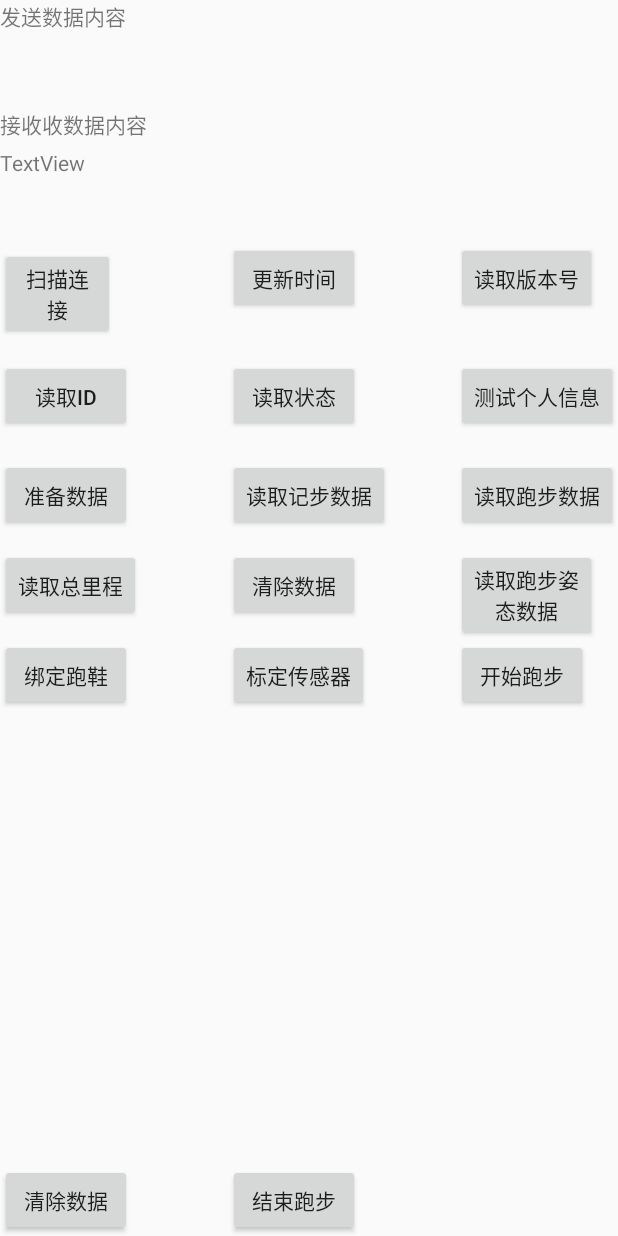
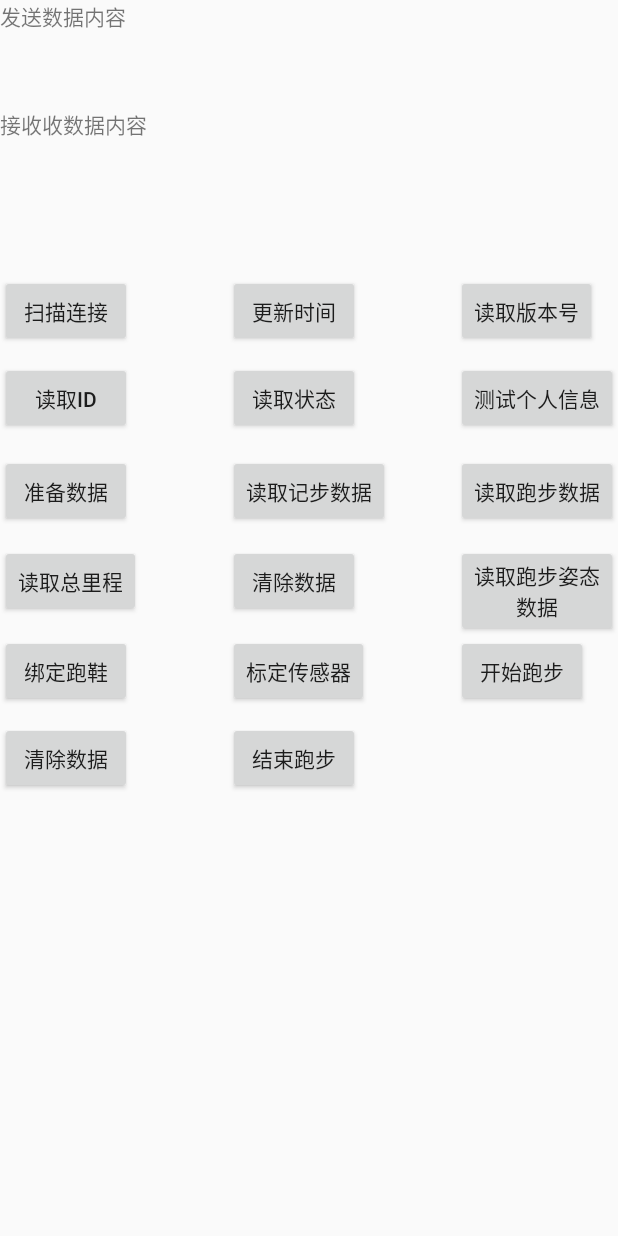
Before and after one commit to skyEnlong/blescandemo, an Android app: the screen it shows after launch (DemoShoes), on a phone screen of 412 x 824 dp. Run offline under Robolectric (Android 15) with nearby library versions, the phone set to English and light mode, and no system bars; our stand-ins replace ButterKnife; libraries missing offline, so code that uses them is left out: de.greenrobot.event; 1 statement that could not run was skipped.

Commit message:
fix demo

```diff
--- a/app/src/main/java/com/example/enlong/blescandemo/DemoShoes.java
+++ b/app/src/main/java/com/example/enlong/blescandemo/DemoShoes.java
@@ -3,13 +3,11 @@ package com.example.enlong.blescandemo;
 import android.app.Activity;
 import android.os.Bundle;
 import android.view.View;
-import android.widget.Button;
 import android.widget.TextView;
 
 import com.communication.bean.CodoonHealthDevice;
 import com.communication.shoes.CodoonShoesCommandHelper;
 
-import butterknife.BindView;
 import butterknife.ButterKnife;
 import butterknife.OnClick;
 import de.greenrobot.event.EventBus;
@@ -18,43 +16,10 @@ import de.greenrobot.event.EventBus;
  * Created by enlong on 2016/12/7.
  */
 
-public class DemoShoes extends Activity {
+public class DemoShoes extends Activity implements View.OnClickListener{
 
 
-    @BindView(R.id.button7)
-    Button button7;
-    @BindView(R.id.button9)
-    Button button9;
-    @BindView(R.id.button10)
-    Button button10;
-    @BindView(R.id.button11)
-    Button button11;
-    @BindView(R.id.button12)
-    Button button12;
-    @BindView(R.id.button)
-    Button button;
-    @BindView(R.id.button15)
-    Button button15;
-    @BindView(R.id.button6)
-    Button button6;
-    @BindView(R.id.button16)
-    Button button16;
-    @BindView(R.id.button13)
-    Button button13;
-    @BindView(R.id.button4)
-    Button button4;
-    @BindView(R.id.button8)
-    Button button8;
-    @BindView(R.id.button3)
-    Button button3;
-    @BindView(R.id.button5)
-    Button button5;
-    @BindView(R.id.button2)
-    Button button2;
-    @BindView(R.id.button14)
-    Button button14;
-    @BindView(R.id.button17)
-    Button button17;
+
     private DemoSyncManger manger;
     private BleScanMananfer scanMananfer;
     private TextView receiveText;
@@ -73,6 +38,27 @@ public class DemoShoes extends Activity {
         sendText = (TextView) findViewById(R.id.textView2);
         receiveText = (TextView) findViewById(R.id.textView4);
         commandHelper = new CodoonShoesCommandHelper();
+        int[] butnId = new int[]{R.id.button7,
+                R.id.button9,
+                R.id.button10,
+                R.id.button11,
+                R.id.button12,
+                R.id.button,
+                R.id.button15,
+                R.id.button6,
+                R.id.button16,
+                R.id.button13,
+                R.id.button4,
+                R.id.button8,
+                R.id.button3,
+                R.id.button5,
+                R.id.button2,
+                R.id.button14,
+                R.id.button17};
+
+        for(int id : butnId){
+            findViewById(id).setOnClickListener(this);
+        }
     }
 
     @OnClick(R.id.button3)
@@ -188,27 +174,16 @@ public class DemoShoes extends Activity {
     }
 
     public void onEventMainThread(MsgEvent event) {
-        receiveText.setText(event.msg);
+        if(event.event_id == 0){
+            receiveText.setText(event.msg);
+        }else {
+            sendText.setText(event.msg);
+
+        }
+
     }
 
 
-    @OnClick({R.id.button7,
-            R.id.button9,
-            R.id.button10,
-            R.id.button11,
-            R.id.button12,
-            R.id.button,
-            R.id.button15,
-            R.id.button6,
-            R.id.button16,
-            R.id.button13,
-            R.id.button4,
-            R.id.button8,
-            R.id.button3,
-            R.id.button5,
-            R.id.button2,
-            R.id.button14,
-            R.id.button17})
     public void onClick(View view) {
         switch (view.getId()) {
             case R.id.button7:
@@ -248,7 +223,7 @@ public class DemoShoes extends Activity {
                 getSyncReady();
                 break;
             case R.id.button3:
-                getSyncReady();
+                startScanAndConnect();
                 break;
             case R.id.button5:
                 getId();
--- a/app/src/main/java/com/example/enlong/blescandemo/DemoSyncManger.java
+++ b/app/src/main/java/com/example/enlong/blescandemo/DemoSyncManger.java
@@ -3,12 +3,15 @@ package com.example.enlong.blescandemo;
 import android.bluetooth.BluetoothAdapter;
 import android.content.Context;
 
-import com.communication.bean.*;
+import com.communication.bean.CodoonHealthDevice;
+import com.communication.bean.CodoonShoesMinuteModel;
+import com.communication.bean.CodoonShoesModel;
+import com.communication.bean.CodoonShoesState;
 import com.communication.ble.CodoonShoesSyncManager;
 import com.communication.ble.ICodoonShoesCallBack;
 import com.communication.data.AccessoryValues;
+import com.communication.data.DataUtil;
 import com.communication.gpsband.GpsBandParseUtil;
-import com.communication.util.CommonUtils;
 
 import java.io.ByteArrayOutputStream;
 import java.util.HashMap;
@@ -31,7 +34,7 @@ public class DemoSyncManger implements ICodoonShoesCallBack {
 
     @Override
     public void onResponse(byte[] data) {
-        String str = CommonUtils.convertByteToHexString(data);
+        String str = DataUtil.DebugPrint(data);
         MsgEvent event = new MsgEvent();
         event.msg = str;
         EventBus.getDefault().post(event);
@@ -214,7 +217,8 @@ public class DemoSyncManger implements ICodoonShoesCallBack {
 
     public void writeCommand(byte[] data){
         MsgEvent event = new MsgEvent();
-        event.msg = CommonUtils.convertByteToHexString(data);
+        event.msg = DataUtil.DebugPrint(data);
+        event.event_id = 1;
         EventBus.getDefault().post(event);
 
         syncManager.writeDataToDevice(data);
--- a/app/src/main/res/layout/demo_shoes.xml
+++ b/app/src/main/res/layout/demo_shoes.xml
@@ -15,7 +15,9 @@
         android:layout_marginTop="5dp"
         android:layout_width="match_parent"
         android:layout_height="wrap_content"
-        android:minLines="2"
+        android:lines="2"
+        android:paddingLeft="10dp"
+        android:paddingRight="10dp"
         android:id="@+id/textView2"
          />
 
@@ -29,11 +31,10 @@
 
     <TextView
         android:layout_marginTop="5dp"
-        android:text="TextView"
         android:layout_width="match_parent"
         android:layout_height="wrap_content"
         android:id="@+id/textView4"
-        android:minLines="2"
+        android:lines="4"
 
         />
 
@@ -41,16 +42,6 @@
         android:layout_width="match_parent"
         android:layout_height="match_parent">
 
-
-        <Button
-            android:text="测试个人信息"
-            android:layout_width="wrap_content"
-            android:layout_height="wrap_content"
-            android:id="@+id/button7"
-            android:layout_alignBaseline="@+id/button6"
-            android:layout_alignBottom="@+id/button6"
-            android:layout_alignParentRight="true"
-            android:layout_alignParentEnd="true" />
 
         <Button
             android:text="读取记步数据"
@@ -111,16 +102,6 @@
             android:layout_marginTop="12dp" />
 
         <Button
-            android:text="读取状态"
-            android:layout_width="wrap_content"
-            android:layout_height="wrap_content"
-            android:id="@+id/button6"
-            android:layout_alignBaseline="@+id/button5"
-            android:layout_alignBottom="@+id/button5"
-            android:layout_alignLeft="@+id/button9"
-            android:layout_alignStart="@+id/button9" />
-
-        <Button
             android:text="标定传感器"
             android:layout_width="wrap_content"
             android:layout_height="wrap_content"
@@ -129,17 +110,6 @@
             android:layout_alignBottom="@+id/button15"
             android:layout_alignLeft="@+id/button12"
             android:layout_alignStart="@+id/button12" />
-
-        <Button
-            android:text="读取跑步姿态数据"
-            android:layout_width="wrap_content"
-            android:layout_height="wrap_content"
-            android:id="@+id/button13"
-            android:layout_alignTop="@+id/button12"
-            android:layout_alignRight="@+id/button4"
-            android:layout_alignEnd="@+id/button4"
-            android:layout_alignLeft="@+id/button10"
-            android:layout_alignStart="@+id/button10" />
 
         <Button
             android:text="读取版本号"
@@ -152,38 +122,6 @@
             android:layout_alignStart="@+id/button7" />
 
         <Button
-            android:text="准备数据"
-            android:layout_width="wrap_content"
-            android:layout_height="wrap_content"
-            android:id="@+id/button8"
-            android:layout_marginTop="18dp"
-            android:layout_below="@+id/button5"
-            android:layout_alignParentLeft="true"
-            android:layout_alignParentStart="true" />
-
-        <Button
-            android:text="扫描连接"
-            android:layout_width="wrap_content"
-            android:layout_height="wrap_content"
-            android:id="@+id/button3"
-            android:layout_marginTop="31dp"
-            android:layout_alignParentTop="true"
-            android:layout_alignRight="@+id/button8"
-            android:layout_alignEnd="@+id/button8"
-            android:layout_marginRight="11dp"
-            android:layout_marginEnd="11dp" />
-
-        <Button
-            android:text="读取ID"
-            android:layout_width="wrap_content"
-            android:layout_height="wrap_content"
-            android:layout_marginTop="13dp"
-            android:id="@+id/button5"
-            android:layout_below="@+id/button3"
-            android:layout_alignParentLeft="true"
-            android:layout_alignParentStart="true" />
-
-        <Button
             android:text="开始跑步"
             android:layout_width="wrap_content"
             android:layout_height="wrap_content"
@@ -194,22 +132,85 @@
             android:layout_alignStart="@+id/button13" />
 
         <Button
+            android:text="结束跑步"
+            android:layout_width="wrap_content"
+            android:layout_height="wrap_content"
+            android:layout_marginTop="10dp"
+            android:id="@+id/button17"
+            android:layout_below="@+id/button16"
+            android:layout_alignLeft="@+id/button16"
+            android:layout_alignStart="@+id/button16" />
+
+        <Button
             android:text="清除数据"
             android:layout_width="wrap_content"
             android:layout_height="wrap_content"
             android:id="@+id/button14"
-            android:layout_alignParentBottom="true"
+            android:layout_below="@+id/button15"
+            android:layout_marginTop="10dp"
             android:layout_alignParentLeft="true"
             android:layout_alignParentStart="true" />
 
         <Button
-            android:text="结束跑步"
+            android:text="扫描连接"
             android:layout_width="wrap_content"
             android:layout_height="wrap_content"
-            android:id="@+id/button17"
-            android:layout_alignParentBottom="true"
-            android:layout_alignLeft="@+id/button16"
-            android:layout_alignStart="@+id/button16" />
+            android:id="@+id/button3"
+            android:layout_marginTop="17dp"
+            android:layout_alignParentTop="true"
+            android:layout_alignParentLeft="true"
+            android:layout_alignParentStart="true" />
+
+        <Button
+            android:text="准备数据"
+            android:layout_width="wrap_content"
+            android:layout_height="wrap_content"
+            android:id="@+id/button8"
+            android:layout_marginTop="14dp"
+            android:layout_below="@+id/button5"
+            android:layout_alignParentLeft="true"
+            android:layout_alignParentStart="true" />
+
+        <Button
+            android:text="读取ID"
+            android:layout_width="wrap_content"
+            android:layout_height="wrap_content"
+            android:id="@+id/button5"
+            android:layout_below="@+id/button3"
+            android:layout_alignParentLeft="true"
+            android:layout_marginTop="10dp"
+            android:layout_alignParentStart="true" />
+
+        <Button
+            android:text="读取跑步姿态数据"
+            android:layout_width="wrap_content"
+            android:layout_height="wrap_content"
+            android:id="@+id/button13"
+            android:layout_alignTop="@+id/button12"
+            android:layout_alignLeft="@+id/button10"
+            android:layout_alignStart="@+id/button10" />
+
+        <Button
+            android:text="读取状态"
+            android:layout_width="wrap_content"
+            android:layout_height="wrap_content"
+            android:id="@+id/button6"
+            android:layout_below="@+id/button"
+            android:layout_marginTop="10dp"
+
+            android:layout_alignLeft="@+id/button9"
+            android:layout_alignStart="@+id/button9" />
+
+        <Button
+            android:text="测试个人信息"
+            android:layout_width="wrap_content"
+            android:layout_height="wrap_content"
+            android:layout_marginTop="10dp"
+
+            android:id="@+id/button7"
+            android:layout_below="@+id/button4"
+            android:layout_alignParentRight="true"
+            android:layout_alignParentEnd="true" />
 
 
     </RelativeLayout>
--- a/communication/src/main/java/com/communication/common/BaseCommandHelper.java
+++ b/communication/src/main/java/com/communication/common/BaseCommandHelper.java
@@ -49,12 +49,12 @@ public class BaseCommandHelper {
 
         byte[] data = new byte[7];
         for (int i = 0; i < 6; i++) {
-            data[i + 3] = (byte) (Integer.valueOf(times[i], 16) & 0xff);
+            data[i] = (byte) (Integer.valueOf(times[i], 16) & 0xff);
         }
 
         Calendar cal = Calendar.getInstance();
         cal.setTime(date);
-        data[9] = (byte)((cal.get(Calendar.DAY_OF_WEEK) - 2 + 7) % 7);
+        data[6] = (byte)((cal.get(Calendar.DAY_OF_WEEK) - 2 + 7) % 7);
         return data;
     }
 
```
